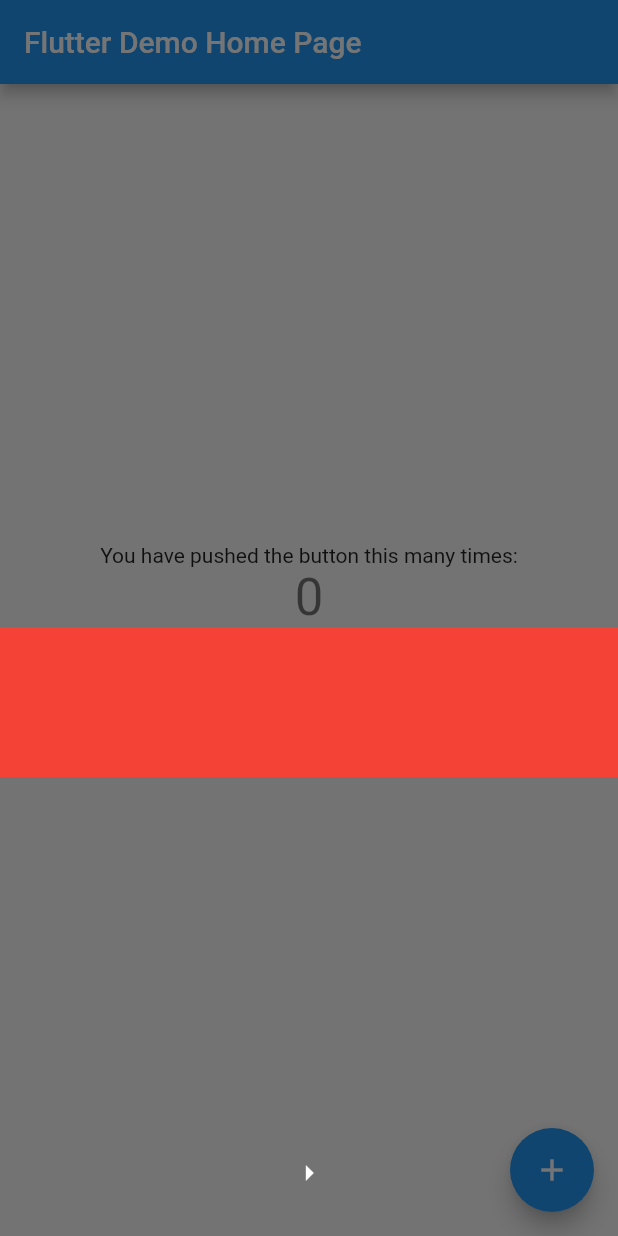
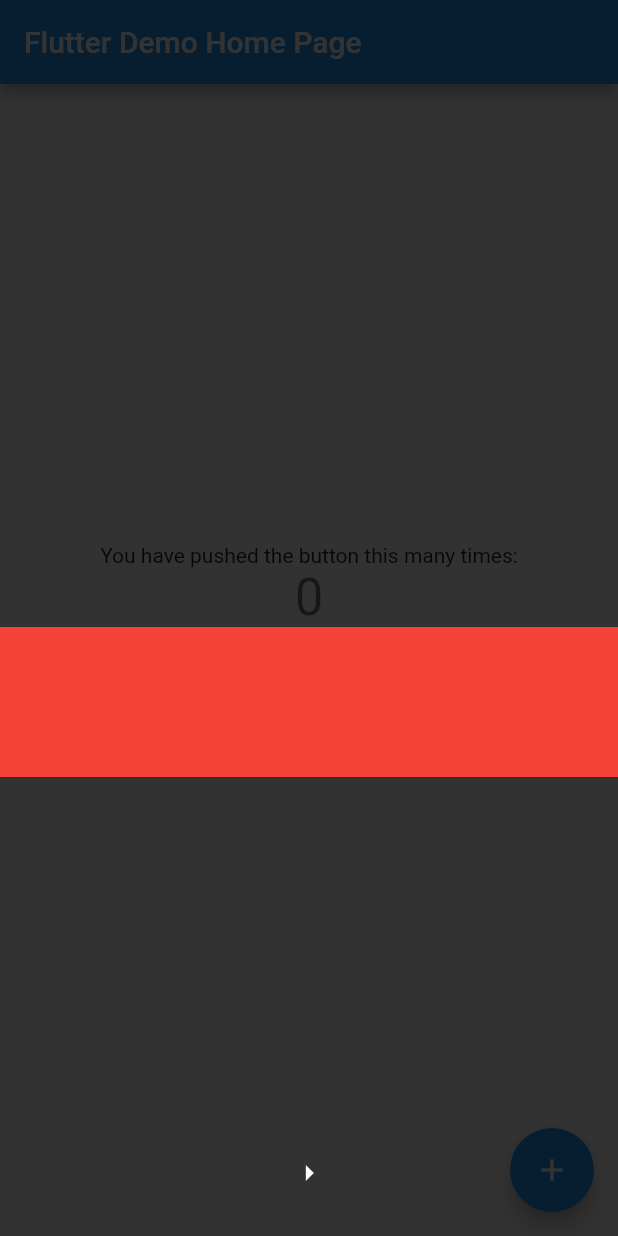
Before and after one commit to warlesoncandido/tutorial, a Flutter app: the screen it shows after launch, after a tap on the "add" icon, on a phone screen of 412 x 824 dp. Run offline on Flutter 3.47's test engine with Material 2 defaults, Android fonts, the phone set to English and light mode, and no system bars.

Commit message:
Alterando a cor de fundo

```diff
--- a/lib/painter/painter.dart
+++ b/lib/painter/painter.dart
@@ -17,7 +17,7 @@ class HolePainter extends CustomPainter {
   });
   @override
   void paint(Canvas canvas, Size size) {
-    final paint = Paint()..color = Colors.black54;
+    final paint = Paint()..color = Color.fromRGBO(0, 0, 0, 0.8);
     if (shapeFocus == ShapeFocus.oval) {
       canvas.drawPath(
           Path.combine(
```
